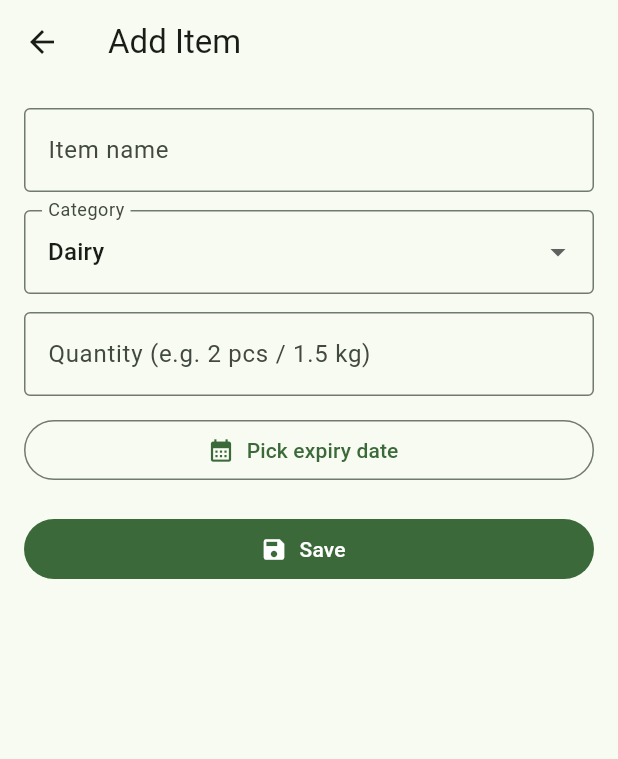
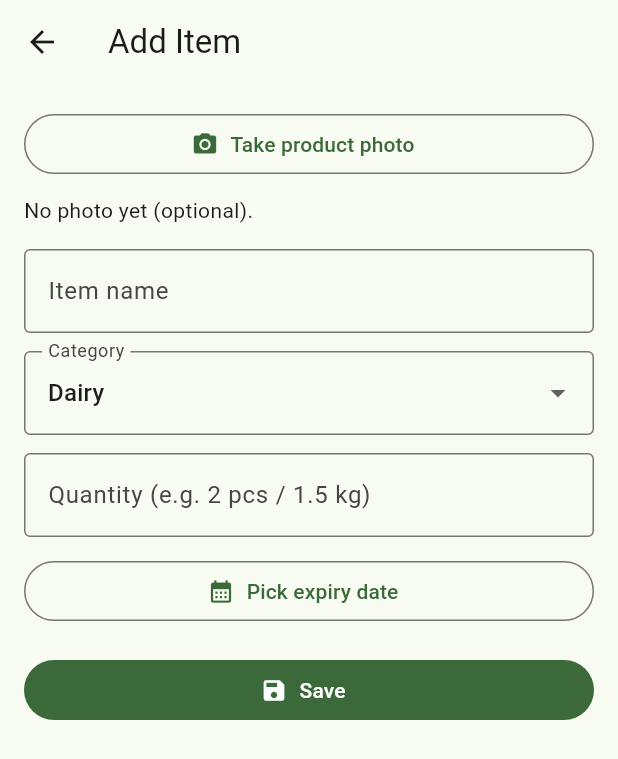
Before and after one commit to AihamAnter/shelfLifeChecker, a Flutter app: the screen it shows after launch, after a tap on the "add" icon, on a phone screen of 412 x 824 dp. Shown: the top 759 px of the screen. Run offline on Flutter 3.47's test engine with Material 3 defaults, Android fonts, the phone set to English and light mode, and no system bars; our stand-ins replace hive, hive_flutter, image_picker; accounts and stored records are empty.

Commit message:
Implement camera and take photo to set for the item

```diff
--- a/lib/screens/add_edit_item_screen.dart
+++ b/lib/screens/add_edit_item_screen.dart
@@ -1,4 +1,9 @@
+import 'dart:io';
+
 import 'package:flutter/material.dart';
+import 'package:image_picker/image_picker.dart';
+import 'package:path/path.dart' as p;
+
 import '../models/inventory_item.dart';
 
 class AddEditItemScreen extends StatefulWidget {
@@ -18,6 +23,9 @@ class _AddEditItemScreenState extends State<AddEditItemScreen> {
   final _qtyCtrl = TextEditingController();
   DateTime? _expiryDate;
 
+  final _picker = ImagePicker();
+  XFile? _pickedImage;
+
   @override
   void dispose() {
     _nameCtrl.dispose();
@@ -36,6 +44,25 @@ class _AddEditItemScreenState extends State<AddEditItemScreen> {
     if (picked != null) setState(() => _expiryDate = picked);
   }
 
+  Future<void> _takePhoto() async {
+    final xfile = await _picker.pickImage(
+      source: ImageSource.camera,
+      maxWidth: 1600,
+      imageQuality: 85,
+    );
+
+    if (xfile == null) return;
+
+    final ext = p.extension(xfile.path);
+    final safeName = 'item_${DateTime.now().microsecondsSinceEpoch}$ext';
+
+    setState(() => _pickedImage = xfile);
+
+    ScaffoldMessenger.of(context).showSnackBar(
+      SnackBar(content: Text('Photo captured: $safeName')),
+    );
+  }
+
   void _save() {
     if (!_formKey.currentState!.validate()) return;
 
@@ -52,6 +79,7 @@ class _AddEditItemScreenState extends State<AddEditItemScreen> {
       category: _category,
       quantity: _qtyCtrl.text.trim(),
       expiryDate: _expiryDate!,
+      photoPath: _pickedImage?.path,
     );
 
     Navigator.pop(context, item);
@@ -60,8 +88,11 @@ class _AddEditItemScreenState extends State<AddEditItemScreen> {
   @override
   Widget build(BuildContext context) {
     final expiryText = _expiryDate == null
-        ? 'Pick expiry date'
-        : '${_expiryDate!.year}-${_expiryDate!.month.toString().padLeft(2, '0')}-${_expiryDate!.day.toString().padLeft(2, '0')}';
+    ? 'Pick expiry date'
+    : '${_expiryDate!.year}-${_expiryDate!.month.toString().padLeft(2, '0')}-${_expiryDate!.day.toString().padLeft(2, '0')}';
+
+
+    final hasPhoto = _pickedImage != null;
 
     return Scaffold(
       appBar: AppBar(title: const Text('Add Item')),
@@ -71,6 +102,25 @@ class _AddEditItemScreenState extends State<AddEditItemScreen> {
           key: _formKey,
           child: ListView(
             children: [
+              OutlinedButton.icon(
+                onPressed: _takePhoto,
+                icon: const Icon(Icons.camera_alt),
+                label: const Text('Take product photo'),
+              ),
+              const SizedBox(height: 10),
+              if (hasPhoto)
+                ClipRRect(
+                  borderRadius: BorderRadius.circular(12),
+                  child: Image.file(
+                    File(_pickedImage!.path),
+                    height: 180,
+                    width: double.infinity,
+                    fit: BoxFit.cover,
+                  ),
+                )
+              else
+                const Text('No photo yet (optional).'),
+              const SizedBox(height: 16),
               TextFormField(
                 controller: _nameCtrl,
                 decoration: const InputDecoration(
--- a/lib/screens/inventory_list_screen.dart
+++ b/lib/screens/inventory_list_screen.dart
@@ -1,7 +1,9 @@
+import 'dart:io';
 import 'package:flutter/material.dart';
 import '../models/inventory_item.dart';
 import '../services/inventory_storage.dart';
 import 'add_edit_item_screen.dart';
+
 
 enum InventoryFilter { all, expiringSoon, expired }
 
@@ -220,7 +222,17 @@ class _InventoryRow extends StatelessWidget {
         daysLeft < 0 ? Icons.error_outline : (daysLeft == 0 ? Icons.warning_amber : Icons.check_circle_outline);
 
     return ListTile(
-      leading: Icon(icon),
+      leading: item.photoPath != null
+    ? ClipRRect(
+        borderRadius: BorderRadius.circular(8),
+        child: Image.file(
+          File(item.photoPath!),
+          width: 44,
+          height: 44,
+          fit: BoxFit.cover,
+        ),
+      )
+    : Icon(icon),
       title: Text(item.name),
       subtitle: Text('${item.category} • ${item.quantity} • $statusText'),
       trailing: const Icon(Icons.chevron_right),
--- a/pubspec.yaml
+++ b/pubspec.yaml
@@ -36,6 +36,8 @@ dependencies:
   hive_flutter: ^1.1.0
 
 
+  image_picker: ^1.1.2
+  path: ^1.9.0
 
   # The following adds the Cupertino Icons font to your application.
   # Use with the CupertinoIcons class for iOS style icons.
```
Also changed, not shown: pubspec.lock, 6 other files.
